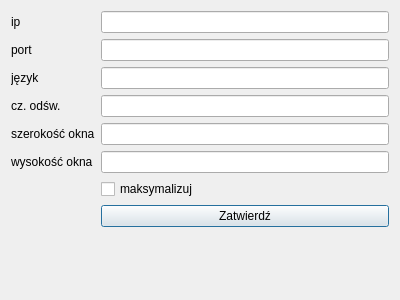
This is ustawienia.ui in pszelew/LolWATCHER as Qt 5 draws it before an edit. The edited form follows.
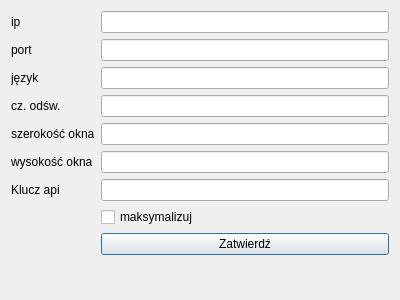
This is the edited form.

```diff
--- a/ustawienia.ui
+++ b/ustawienia.ui
@@ -74,7 +74,7 @@
    <item row="7" column="1">
     <widget class="QLineEdit" name="line_height"/>
    </item>
-   <item row="8" column="1">
+   <item row="9" column="1">
     <widget class="QCheckBox" name="checkBox_max">
      <property name="text">
       <string>maksymalizuj</string>
@@ -84,13 +84,23 @@
      </property>
     </widget>
    </item>
-   <item row="10" column="1">
+   <item row="11" column="1">
     <widget class="QPushButton" name="button_apply">
      <property name="text">
       <string>Zatwierdź</string>
      </property>
     </widget>
    </item>
+   <item row="8" column="1">
+    <widget class="QLineEdit" name="line_api"/>
+   </item>
+   <item row="8" column="0">
+    <widget class="QLabel" name="label_api">
+     <property name="text">
+      <string>Klucz api</string>
+     </property>
+    </widget>
+   </item>
   </layout>
  </widget>
  <tabstops>
```
